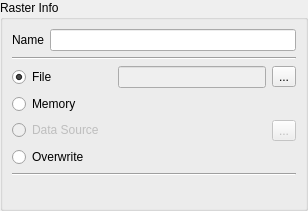
Old version of the form src/terralib/qt/widgets/rp/ui/RasterInfoWidgetForm.ui in the repository claudiobogossian/terralib5.
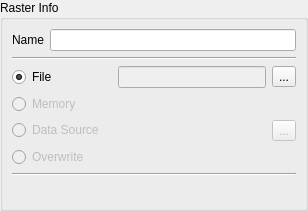
New version of the form.

The edit to the form file:
```diff
--- a/src/terralib/qt/widgets/rp/ui/RasterInfoWidgetForm.ui
+++ b/src/terralib/qt/widgets/rp/ui/RasterInfoWidgetForm.ui
@@ -84,6 +84,9 @@
           </item>
           <item row="1" column="0">
            <widget class="QRadioButton" name="m_memRadioButton">
+            <property name="enabled">
+             <bool>false</bool>
+            </property>
             <property name="minimumSize">
              <size>
               <width>100</width>
@@ -140,6 +143,9 @@
           </item>
           <item row="3" column="0">
            <widget class="QRadioButton" name="m_overightRadioButton">
+            <property name="enabled">
+             <bool>false</bool>
+            </property>
             <property name="text">
              <string>Overwrite</string>
             </property>
```
